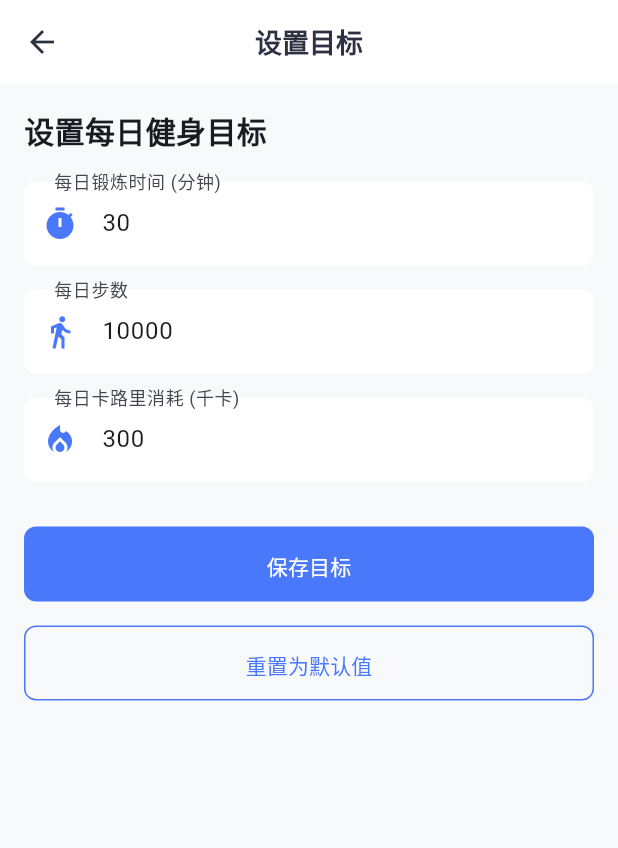
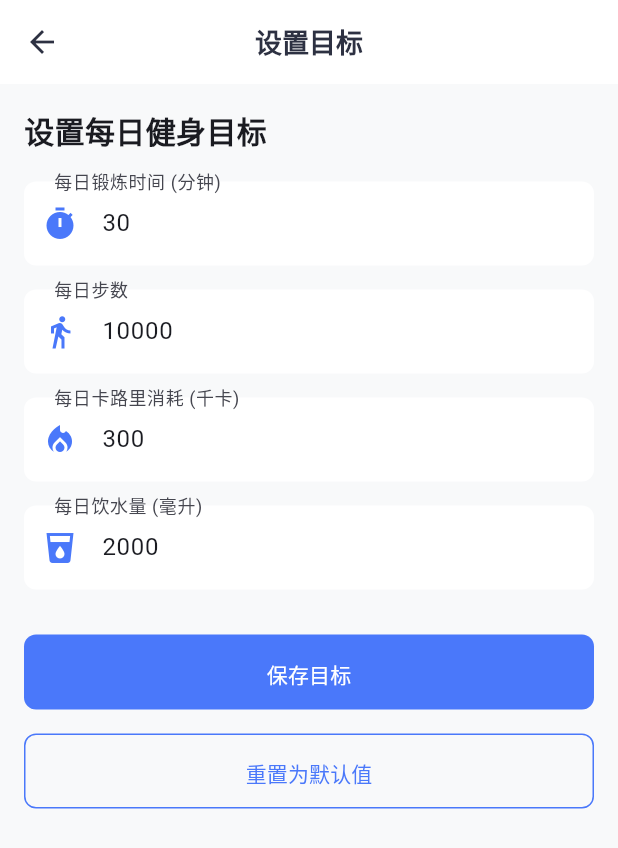
Before and after one commit to zym9863/fitness_record, a Flutter app: the screen it shows after launch, after a tap on the "settings" icon, on a phone screen of 412 x 824 dp. Shown: the top 848 px of the screen. Run offline on Flutter 3.47's test engine with Material 3 defaults, Android fonts, the phone set to English and light mode, and no system bars; our stand-ins replace fl_chart, shared_preferences.

Commit message:
feat: add water intake tracking to fitness data and goal management

```diff
--- a/lib/models/fitness_data.dart
+++ b/lib/models/fitness_data.dart
@@ -3,12 +3,14 @@ class FitnessData {
   final int workoutMinutes;
   final int steps;
   final int calories;
+  final int waterIntake;
 
   FitnessData({
     required this.date,
     required this.workoutMinutes,
     required this.steps,
     required this.calories,
+    this.waterIntake = 0,
   });
 
   // 从JSON转换为对象
@@ -18,6 +20,7 @@ class FitnessData {
       workoutMinutes: json['workoutMinutes'],
       steps: json['steps'],
       calories: json['calories'],
+      waterIntake: json['waterIntake'] ?? 0,
     );
   }
 
@@ -28,6 +31,7 @@ class FitnessData {
       'workoutMinutes': workoutMinutes,
       'steps': steps,
       'calories': calories,
+      'waterIntake': waterIntake,
     };
   }
 }
@@ -36,11 +40,13 @@ class FitnessGoal {
   final int dailyWorkoutMinutes;
   final int dailySteps;
   final int dailyCalories;
+  final int dailyWaterIntake;
 
   FitnessGoal({
     required this.dailyWorkoutMinutes,
     required this.dailySteps,
     required this.dailyCalories,
+    required this.dailyWaterIntake,
   });
 
   // 从JSON转换为对象
@@ -49,6 +55,7 @@ class FitnessGoal {
       dailyWorkoutMinutes: json['dailyWorkoutMinutes'],
       dailySteps: json['dailySteps'],
       dailyCalories: json['dailyCalories'],
+      dailyWaterIntake: json['dailyWaterIntake'] ?? 2000,
     );
   }
 
@@ -58,6 +65,7 @@ class FitnessGoal {
       'dailyWorkoutMinutes': dailyWorkoutMinutes,
       'dailySteps': dailySteps,
       'dailyCalories': dailyCalories,
+      'dailyWaterIntake': dailyWaterIntake,
     };
   }
 
@@ -67,6 +75,7 @@ class FitnessGoal {
       dailyWorkoutMinutes: 30,
       dailySteps: 10000,
       dailyCalories: 300,
+      dailyWaterIntake: 2000,
     );
   }
 }
--- a/lib/screens/goal_screen.dart
+++ b/lib/screens/goal_screen.dart
@@ -15,6 +15,7 @@ class _GoalScreenState extends State<GoalScreen> {
   final _workoutMinutesController = TextEditingController();
   final _stepsController = TextEditingController();
   final _caloriesController = TextEditingController();
+  final _waterIntakeController = TextEditingController();
 
   @override
   void initState() {
@@ -28,6 +29,7 @@ class _GoalScreenState extends State<GoalScreen> {
       _workoutMinutesController.text = goal.dailyWorkoutMinutes.toString();
       _stepsController.text = goal.dailySteps.toString();
       _caloriesController.text = goal.dailyCalories.toString();
+      _waterIntakeController.text = goal.dailyWaterIntake.toString();
     });
   }
 
@@ -36,6 +38,7 @@ class _GoalScreenState extends State<GoalScreen> {
     _workoutMinutesController.dispose();
     _stepsController.dispose();
     _caloriesController.dispose();
+    _waterIntakeController.dispose();
     super.dispose();
   }
 
@@ -75,6 +78,13 @@ class _GoalScreenState extends State<GoalScreen> {
                 controller: _caloriesController,
                 label: '每日卡路里消耗 (千卡)',
                 icon: Icons.local_fire_department,
+                keyboardType: TextInputType.number,
+              ),
+              const SizedBox(height: 16),
+              _buildInputField(
+                controller: _waterIntakeController,
+                label: '每日饮水量 (毫升)',
+                icon: Icons.local_drink,
                 keyboardType: TextInputType.number,
               ),
               const SizedBox(height: 30),
@@ -133,11 +143,13 @@ class _GoalScreenState extends State<GoalScreen> {
       final workoutMinutes = int.parse(_workoutMinutesController.text);
       final steps = int.parse(_stepsController.text);
       final calories = int.parse(_caloriesController.text);
+      final waterIntake = int.parse(_waterIntakeController.text);
 
       final goal = FitnessGoal(
         dailyWorkoutMinutes: workoutMinutes,
         dailySteps: steps,
         dailyCalories: calories,
+        dailyWaterIntake: waterIntake,
       );
 
       Provider.of<FitnessProvider>(context, listen: false).updateGoal(goal);
@@ -157,6 +169,7 @@ class _GoalScreenState extends State<GoalScreen> {
       _workoutMinutesController.text = defaultGoal.dailyWorkoutMinutes.toString();
       _stepsController.text = defaultGoal.dailySteps.toString();
       _caloriesController.text = defaultGoal.dailyCalories.toString();
+      _waterIntakeController.text = defaultGoal.dailyWaterIntake.toString();
     });
 
     ScaffoldMessenger.of(context).showSnackBar(
--- a/lib/screens/home_screen.dart
+++ b/lib/screens/home_screen.dart
@@ -102,6 +102,7 @@ class _HomeScreenState extends State<HomeScreen> {
     final workoutMinutes = todayRecord?.workoutMinutes ?? 0;
     final steps = todayRecord?.steps ?? 0;
     final calories = todayRecord?.calories ?? 0;
+    final waterIntake = todayRecord?.waterIntake ?? 0;
 
     return Card(
       margin: const EdgeInsets.symmetric(vertical: 8),
@@ -153,6 +154,14 @@ class _HomeScreenState extends State<HomeScreen> {
               value: '$calories 千卡',
               progress: calories / goal.dailyCalories,
               color: Colors.orange,
+            ),
+            const SizedBox(height: 15),
+            _buildProgressItem(
+              icon: Icons.local_drink,
+              title: '饮水',
+              value: '$waterIntake ml',
+              progress: waterIntake / goal.dailyWaterIntake,
+              color: Colors.cyan,
             ),
           ],
         ),
```
Also changed, not shown: lib/screens/record_screen.dart (+14 -0 lines).
